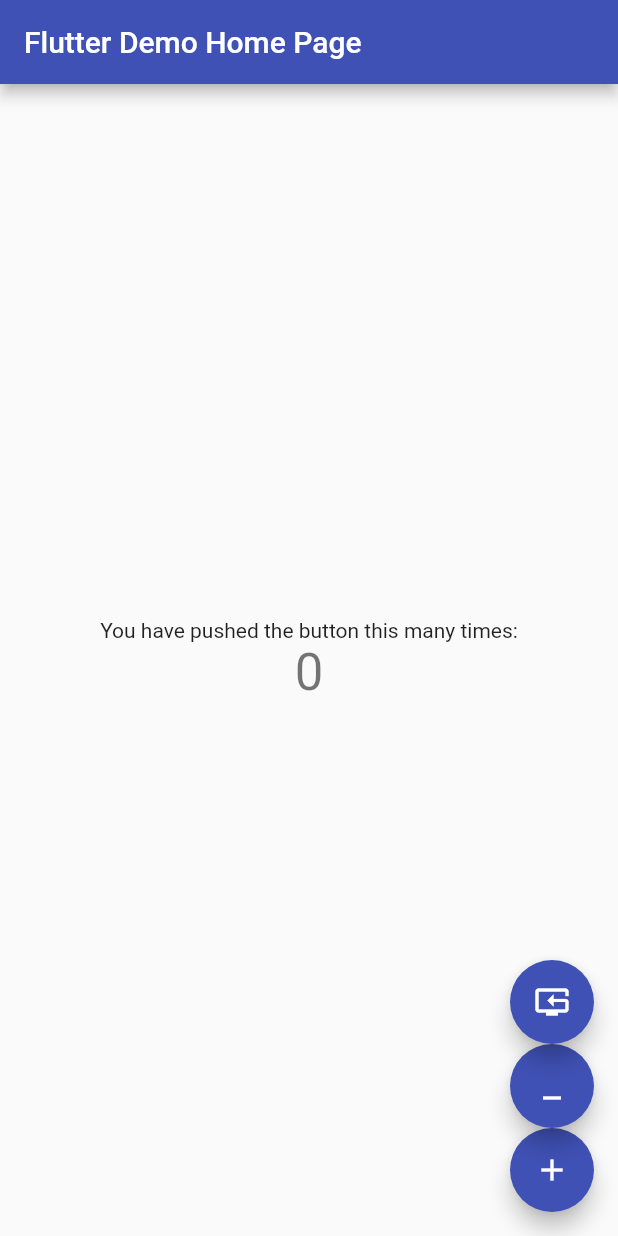
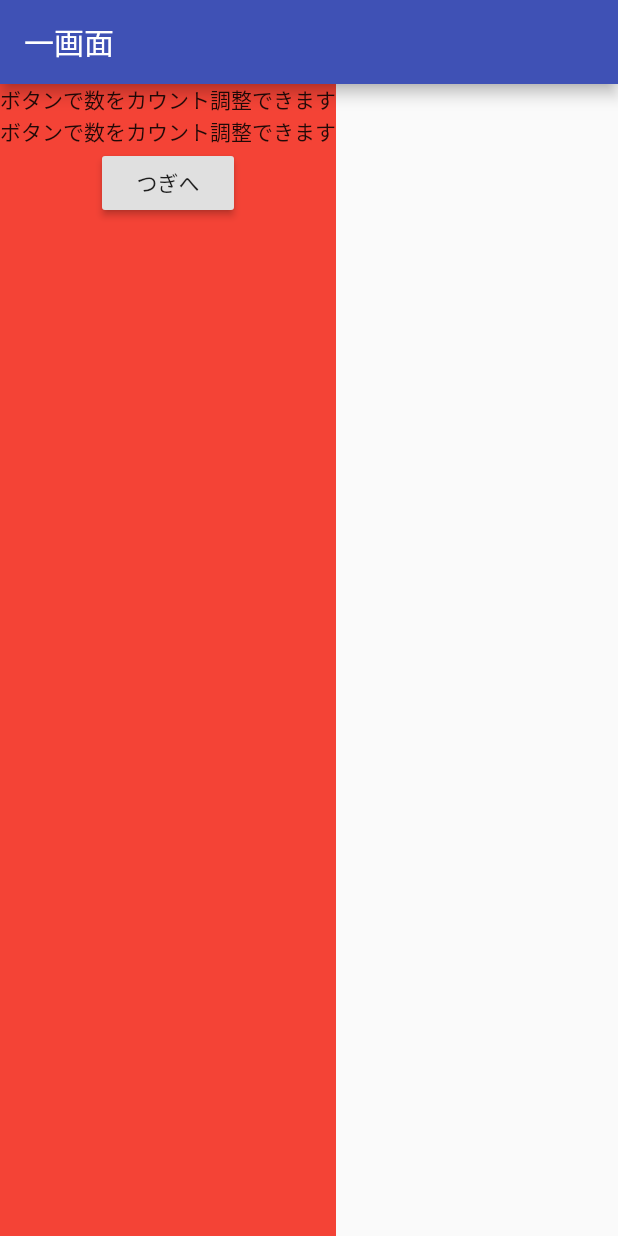
Before and after one commit to megaichi/flutter_learn_app, a Flutter app: the screen it shows after launch, on a phone screen of 412 x 824 dp. Run offline on Flutter 3.47's test engine with Material 2 defaults, Android fonts, the phone set to English and light mode, and no system bars.

Commit message:
Screen transition

```diff
--- a/lib/main.dart
+++ b/lib/main.dart
@@ -1,4 +1,5 @@
 import 'package:flutter/material.dart';
+import 'package:learn_app/Nextpage/NextPage.dart';
 
 void main() {
   runApp(MyApp());
@@ -8,15 +9,13 @@ class MyApp extends StatelessWidget {
   @override
   Widget build(BuildContext context) {
     return MaterialApp(
-
       debugShowCheckedModeBanner: false,
-
       title: 'Flutter Demo',
       theme: ThemeData(
         primarySwatch: Colors.indigo,
         visualDensity: VisualDensity.adaptivePlatformDensity,
       ),
-      home: MyHomePage(title: 'Flutter Demo Home Page'),
+      home: MyHomePage(title: 'Flutter'),
     );
   }
 }
@@ -30,17 +29,20 @@ class MyHomePage extends StatefulWidget {
 }
 
 class _MyHomePageState extends State<MyHomePage> {
+  String text = 'つぎへ';
   int _counter = 0;
   void _incrementCounter() {
     setState(() {
       _counter++;
     });
   }
+
   void _decrementCounter() {
     setState(() {
       _counter--;
     });
   }
+
   void _resetSwhich() {
     setState(() {
       _counter = 0;
@@ -51,65 +53,101 @@ class _MyHomePageState extends State<MyHomePage> {
   Widget build(BuildContext context) {
     return Scaffold(
       appBar: AppBar(
-        title: Text(widget.title),
+        title: Text('一画面'),
       ),
-      body: Center(
+      body: Container(
+        color: Colors.red,
         child: Column(
-          mainAxisAlignment: MainAxisAlignment.center,
           children: <Widget>[
-
-
-            Text(
-              'You have pushed the button this many times:',
-            ),
-            Text(
-              '$_counter',
-              style: Theme.of(context).textTheme.headline4,
+            Text('ボタンで数をカウント調整できます'),
+            Text('ボタンで数をカウント調整できます'),
+            RaisedButton(
+              child: Text(text),
+              onPressed: () async {
+                final result = await Navigator.push(
+                  context,
+                  MaterialPageRoute(
+                    builder: (context) => NextPage('あいうえお'),
+                  ),
+                );
+                setState(() {
+                  text = result;
+                });
+                print(result);
+              },
             ),
           ],
         ),
       ),
-      floatingActionButton: Column(
-        verticalDirection: VerticalDirection.up,
-        mainAxisSize: MainAxisSize.min,
-        children: <Widget>[
-          FloatingActionButton(
-            onPressed: _incrementCounter,
-            tooltip: 'Increment',
-            child: Icon(Icons.add),
-          ),
-          FloatingActionButton(
-            onPressed: _decrementCounter,
-            tooltip: 'decrement',
-            child: Icon(Icons.minimize),
-          ),
-          FloatingActionButton(
-            onPressed: _resetSwhich,
-            tooltip: 'resetSwhich',
-            child: Icon(Icons.reset_tv),
-          ),
-        ],
-      ),
+      // floatingActionButton: Column(
+      //   verticalDirection: VerticalDirection.up,
+      //   mainAxisSize: MainAxisSize.min,
+      //   children: <Widget>[
+      //     FloatingActionButton(
+      //       heroTag: "btn2",
+      //       onPressed: _incrementCounter,
+      //       tooltip: 'Increment',
+      //       child: Icon(Icons.add),
+      //     ),
+      //     FloatingActionButton(
+      //       onPressed: _decrementCounter,
+      //       tooltip: 'decrement',
+      //       child: Icon(Icons.minimize),
+      //     ),
+      //     FloatingActionButton(
+      //       onPressed: _resetSwhich,
+      //       tooltip: 'resetSwhich',
+      //       child: Icon(Icons.reset_tv),
+      //     ),
+      //   ],
+      // ),
     );
   }
 }
 
-
-// // リスト追加画面用Widget
-// class TodoAddPage extends StatelessWidget {
-//   @override
+// @override
 //   Widget build(BuildContext context) {
 //     return Scaffold(
+//       appBar: AppBar(
+//         title: Text('一画面'),
+//       ),
 //       body: Center(
-//         child: FlatButton(
-//           // ボタンをクリックした時の処理
+//         child: RaisedButton(
+//           child: Text('つぎへ'),
 //           onPressed: () {
-//             // "pop"で前の画面に戻る
-//             Navigator.of(context).pop();
+//             Navigator.pushNamed(context, '/next');
 //           },
-//           child: Text('リスト追加画面（クリックで戻る）'),
 //         ),
+//         // Text(
+//         //   'ボタンで数をカウント調整できます',
+//         // ),
+//         // Text(
+//         //   '$_counter',
+//         //   style: Theme.of(context).textTheme.headline4,
+//         // ),
 //       ),
 //     );
+//     // floatingActionButton: Column(
+//     //   verticalDirection: VerticalDirection.up,
+//     //   mainAxisSize: MainAxisSize.min,
+//     //   children: <Widget>[
+//     //     FloatingActionButton(
+//     //       heroTag: "btn2",
+//     //       onPressed: _incrementCounter,
+//     //       tooltip: 'Increment',
+//     //       child: Icon(Icons.add),
+//     //     ),
+//     //     FloatingActionButton(
+//     //       onPressed: _decrementCounter,
+//     //       tooltip: 'decrement',
+//     //       child: Icon(Icons.minimize),
+//     //     ),
+//     //     FloatingActionButton(
+//     //       onPressed: _resetSwhich,
+//     //       tooltip: 'resetSwhich',
+//     //       child: Icon(Icons.reset_tv),
+//     //     ),
+//     //   ],
+//     // ),
 //   }
 // }
```
Also changed, not shown: lib/NextPage/NextPage.dart (added, +35 -0 lines).
